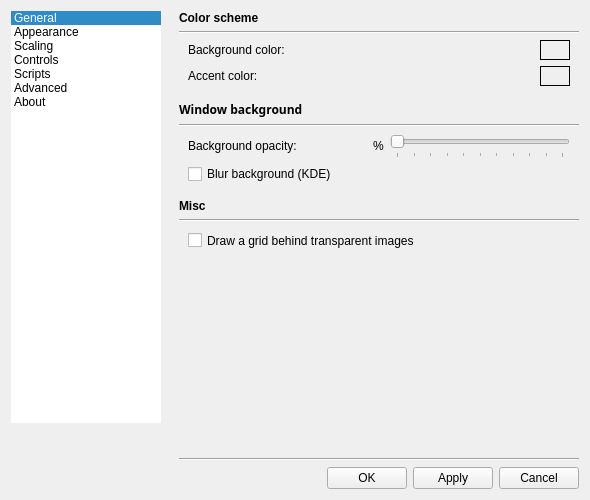
do-i/thumbgrid, file gui/dialogs/settingsdialog.ui: the form before one commit.
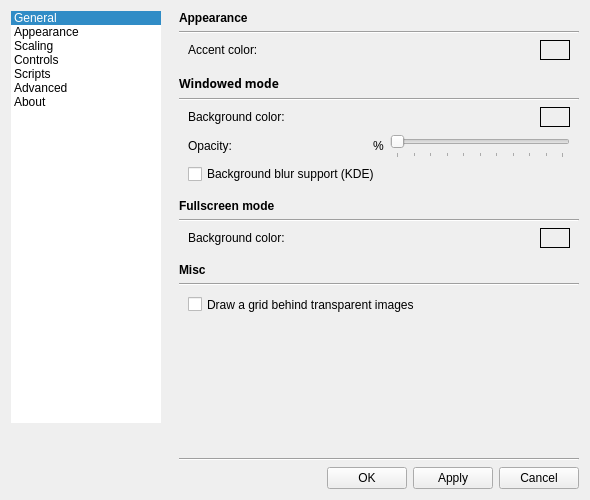
The form after the commit. The open tabs and pages were chosen to show the change. Icons and pictures are not drawn. Custom widgets are drawn as their Qt base class.

Commit message: Separate settings for fullscreen background #61

What changed in the file:
```diff
--- a/gui/dialogs/settingsdialog.ui
+++ b/gui/dialogs/settingsdialog.ui
@@ -1073,7 +1073,7 @@
                 <number>0</number>
                </property>
                <item>
-                <widget class="QLabel" name="label_12">
+                <widget class="QLabel" name="label_18">
                  <property name="font">
                   <font>
                    <weight>75</weight>
@@ -1081,19 +1081,19 @@
                   </font>
                  </property>
                  <property name="text">
-                  <string>Color scheme</string>
+                  <string>Appearance</string>
                  </property>
                 </widget>
                </item>
                <item>
-                <widget class="Line" name="line_6">
+                <widget class="Line" name="line_15">
                  <property name="orientation">
                   <enum>Qt::Horizontal</enum>
                  </property>
                 </widget>
                </item>
                <item>
-                <layout class="QGridLayout" name="gridLayout_3">
+                <layout class="QGridLayout" name="gridLayout_11">
                  <property name="leftMargin">
                   <number>9</number>
                  </property>
@@ -1126,19 +1126,6 @@
                   </widget>
                  </item>
                  <item row="0" column="0">
-                  <widget class="QLabel" name="bgColorTextLabel">
-                   <property name="minimumSize">
-                    <size>
-                     <width>0</width>
-                     <height>0</height>
-                    </size>
-                   </property>
-                   <property name="text">
-                    <string>Background color:</string>
-                   </property>
-                  </widget>
-                 </item>
-                 <item row="1" column="0">
                   <widget class="QLabel" name="accentColorTextLabel">
                    <property name="minimumSize">
                     <size>
@@ -1151,7 +1138,7 @@
                    </property>
                   </widget>
                  </item>
-                 <item row="1" column="1">
+                 <item row="0" column="1">
                   <widget class="ClickableLabel" name="accentColorLabel">
                    <property name="sizePolicy">
                     <sizepolicy hsizetype="Fixed" vsizetype="Fixed">
@@ -1201,7 +1188,7 @@
                   </font>
                  </property>
                  <property name="text">
-                  <string>Window background</string>
+                  <string>Windowed mode</string>
                  </property>
                 </widget>
                </item>
@@ -1226,7 +1213,14 @@
                  <property name="bottomMargin">
                   <number>0</number>
                  </property>
-                 <item row="0" column="0">
+                 <item row="3" column="0" colspan="2">
+                  <widget class="QCheckBox" name="blurBackgroundCheckBox">
+                   <property name="text">
+                    <string>Background blur support (KDE)</string>
+                   </property>
+                  </widget>
+                 </item>
+                 <item row="2" column="0" colspan="2">
                   <layout class="QHBoxLayout" name="horizontalLayout_14">
                    <property name="topMargin">
                     <number>0</number>
@@ -1234,7 +1228,7 @@
                    <item>
                     <widget class="QLabel" name="label_5">
                      <property name="text">
-                      <string>Background opacity:</string>
+                      <string>Opacity:</string>
                      </property>
                     </widget>
                    </item>
@@ -1288,17 +1282,123 @@
                    </item>
                   </layout>
                  </item>
-                 <item row="1" column="0">
-                  <widget class="QCheckBox" name="blurBackgroundCheckBox">
+                 <item row="0" column="0">
+                  <widget class="QLabel" name="bgColorTextLabel">
+                   <property name="minimumSize">
+                    <size>
+                     <width>0</width>
+                     <height>0</height>
+                    </size>
+                   </property>
                    <property name="text">
-                    <string>Blur background (KDE)</string>
+                    <string>Background color:</string>
                    </property>
                   </widget>
                  </item>
+                 <item row="0" column="1">
+                  <widget class="ClickableLabel" name="windowColorLabel">
+                   <property name="sizePolicy">
+                    <sizepolicy hsizetype="Fixed" vsizetype="Fixed">
+                     <horstretch>0</horstretch>
+                     <verstretch>0</verstretch>
+                    </sizepolicy>
+                   </property>
+                   <property name="minimumSize">
+                    <size>
+                     <width>30</width>
+                     <height>20</height>
+                    </size>
+                   </property>
+                   <property name="frameShape">
+                    <enum>QFrame::Box</enum>
+                   </property>
+                   <property name="text">
+                    <string/>
+                   </property>
+                  </widget>
+                 </item>
                 </layout>
                </item>
                <item>
-                <spacer name="verticalSpacer_9">
+                <spacer name="verticalSpacer_12">
+                 <property name="orientation">
+                  <enum>Qt::Vertical</enum>
+                 </property>
+                 <property name="sizeType">
+                  <enum>QSizePolicy::Fixed</enum>
+                 </property>
+                 <property name="sizeHint" stdset="0">
+                  <size>
+                   <width>20</width>
+                   <height>9</height>
+                  </size>
+                 </property>
+                </spacer>
+               </item>
+               <item>
+                <widget class="QLabel" name="label_12">
+                 <property name="font">
+                  <font>
+                   <weight>75</weight>
+                   <bold>true</bold>
+                  </font>
+                 </property>
+                 <property name="text">
+                  <string>Fullscreen mode</string>
+                 </property>
+                </widget>
+               </item>
+               <item>
+                <widget class="Line" name="line_6">
+                 <property name="orientation">
+                  <enum>Qt::Horizontal</enum>
+                 </property>
+                </widget>
+               </item>
+               <item>
+                <layout class="QGridLayout" name="gridLayout_3">
+                 <property name="leftMargin">
+                  <number>9</number>
+                 </property>
+                 <property name="topMargin">
+                  <number>0</number>
+                 </property>
+                 <property name="rightMargin">
+                  <number>9</number>
+                 </property>
+                 <item row="4" column="1">
+                  <widget class="ClickableLabel" name="fullscreenColorLabel">
+                   <property name="sizePolicy">
+                    <sizepolicy hsizetype="Fixed" vsizetype="Fixed">
+                     <horstretch>0</horstretch>
+                     <verstretch>0</verstretch>
+                    </sizepolicy>
+                   </property>
+                   <property name="minimumSize">
+                    <size>
+                     <width>30</width>
+                     <height>20</height>
+                    </size>
+                   </property>
+                   <property name="frameShape">
+                    <enum>QFrame::Box</enum>
+                   </property>
+                   <property name="text">
+                    <string/>
+                   </property>
+                  </widget>
+                 </item>
+                 <item row="4" column="0">
+                  <widget class="QLabel" name="label_16">
+                   <property name="text">
+                    <string>Background color:</string>
+                   </property>
+                  </widget>
+                 </item>
+                </layout>
+               </item>
+               <item>
+                <spacer name="verticalSpacer_2">
                  <property name="orientation">
                   <enum>Qt::Vertical</enum>
                  </property>
```
Left out of the diff: 167 changed lines with no effect on the pictures. The commit also changes 6 other files.
